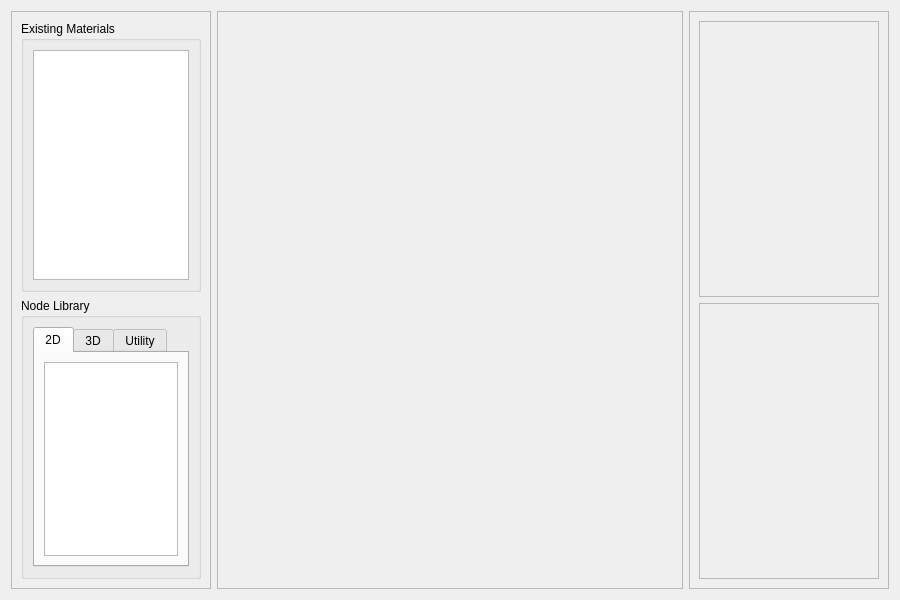
strattonbrazil/Sunshine, file src/shader_tree_window.ui: the form before one commit.
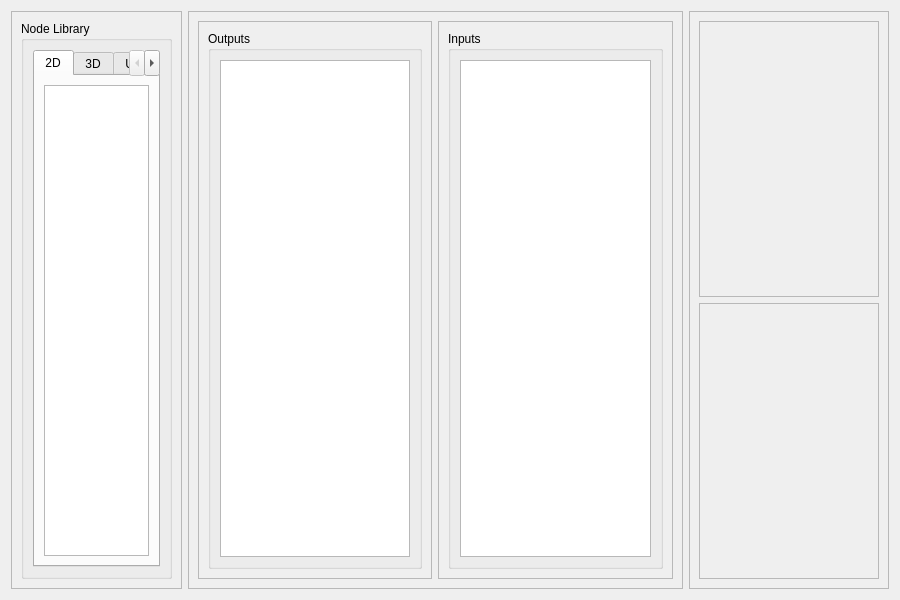
The form after the commit.

Patch:
```diff
--- a/src/shader_tree_window.ui
+++ b/src/shader_tree_window.ui
@@ -35,18 +35,6 @@
       <enum>QFrame::Raised</enum>
      </property>
      <layout class="QVBoxLayout" name="verticalLayout_2">
-      <item>
-       <widget class="QGroupBox" name="groupBox">
-        <property name="title">
-         <string>Existing Materials</string>
-        </property>
-        <layout class="QVBoxLayout" name="verticalLayout_3">
-         <item>
-          <widget class="QListView" name="materialList"/>
-         </item>
-        </layout>
-       </widget>
-      </item>
       <item>
        <widget class="QGroupBox" name="groupBox_2">
         <property name="title">
@@ -104,12 +92,6 @@
    </item>
    <item>
     <widget class="QFrame" name="workspaceFrame">
-     <property name="sizePolicy">
-      <sizepolicy hsizetype="Expanding" vsizetype="Preferred">
-       <horstretch>0</horstretch>
-       <verstretch>0</verstretch>
-      </sizepolicy>
-     </property>
      <property name="minimumSize">
       <size>
        <width>300</width>
@@ -122,7 +104,56 @@
      <property name="frameShadow">
       <enum>QFrame::Raised</enum>
      </property>
-     <layout class="QVBoxLayout" name="verticalLayout"/>
+     <layout class="QHBoxLayout" name="horizontalLayout_2">
+      <item>
+       <widget class="QFrame" name="frame_2">
+        <property name="frameShape">
+         <enum>QFrame::StyledPanel</enum>
+        </property>
+        <property name="frameShadow">
+         <enum>QFrame::Raised</enum>
+        </property>
+        <layout class="QVBoxLayout" name="verticalLayout">
+         <item>
+          <widget class="QGroupBox" name="groupBox">
+           <property name="title">
+            <string>Outputs</string>
+           </property>
+           <layout class="QVBoxLayout" name="verticalLayout_9">
+            <item>
+             <widget class="QListView" name="outputsList"/>
+            </item>
+           </layout>
+          </widget>
+         </item>
+        </layout>
+       </widget>
+      </item>
+      <item>
+       <widget class="QFrame" name="frame_6">
+        <property name="frameShape">
+         <enum>QFrame::StyledPanel</enum>
+        </property>
+        <property name="frameShadow">
+         <enum>QFrame::Raised</enum>
+        </property>
+        <layout class="QVBoxLayout" name="verticalLayout_3">
+         <item>
+          <widget class="QGroupBox" name="groupBox_3">
+           <property name="title">
+            <string>Inputs</string>
+           </property>
+           <layout class="QVBoxLayout" name="verticalLayout_10">
+            <item>
+             <widget class="QTreeView" name="inputsList"/>
+            </item>
+           </layout>
+          </widget>
+         </item>
+        </layout>
+       </widget>
+      </item>
+     </layout>
     </widget>
    </item>
    <item>
```
